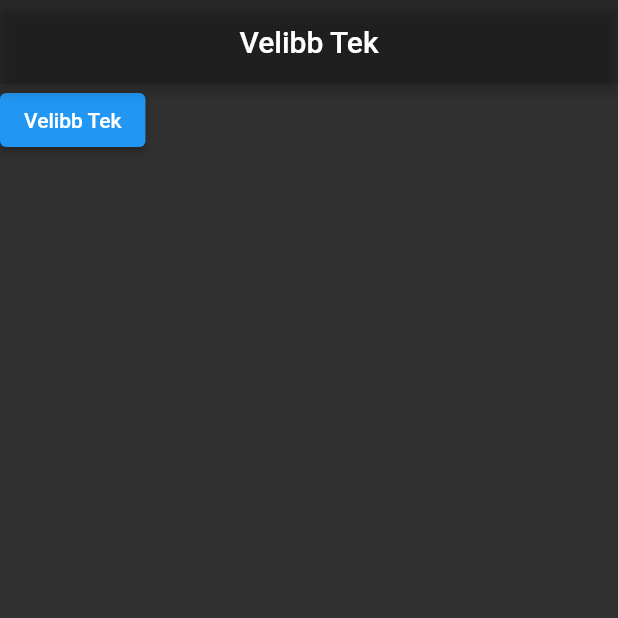
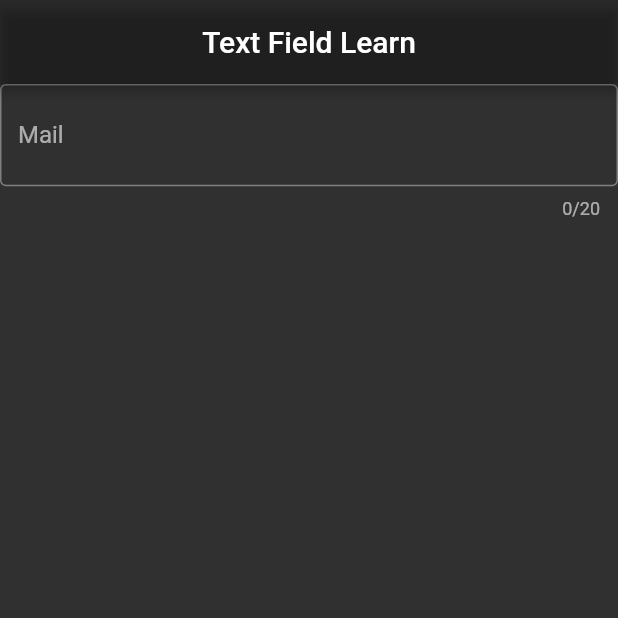
Before and after one commit to onalanrecep/zero_to_hero_flutter, a Flutter app: the screen it shows after launch, on a phone screen of 412 x 824 dp, the top half of it. Run offline on Flutter 3.47's test engine with Material 2 defaults, Android fonts, the phone set to English and light mode, and no system bars.

Commit message:
TextFieldStarted

```diff
--- /dev/null
+++ b/lib/101/text_field_learn.dart
@@ -0,0 +1,26 @@
+import 'package:flutter/material.dart';
+
+class TextFieldLearn extends StatefulWidget {
+  const TextFieldLearn({super.key});
+
+  @override
+  State<TextFieldLearn> createState() => _TextFieldLearnState();
+}
+
+class _TextFieldLearnState extends State<TextFieldLearn> {
+  @override
+  Widget build(BuildContext context) {
+    return Scaffold(
+      appBar: AppBar(
+        title: const Text('Text Field Learn'),
+      ),
+      body: const TextField(
+        decoration: InputDecoration(
+            prefix: Icon(Icons.mail),
+            border: OutlineInputBorder(),
+            labelText: 'Mail'),
+        maxLength: 20,
+      ),
+    );
+  }
+}
--- a/lib/main.dart
+++ b/lib/main.dart
@@ -1,6 +1,7 @@
 import 'package:flutter/material.dart';
 import 'package:flutter/services.dart';
 import 'package:zero_to_hero_flutter/101/statefull_life_cycle_learn.dart';
+import 'package:zero_to_hero_flutter/101/text_field_learn.dart';
 //import 'package:zero_to_hero_flutter/101/column_row_learn.dart';
 //import 'package:zero_to_hero_flutter/101/stateful_learn.dart';
 
@@ -42,8 +43,6 @@ class MainApp extends StatelessWidget {
               systemOverlayStyle: SystemUiOverlayStyle.light,
             )),
         debugShowCheckedModeBanner: false,
-        home: const StatefullLifeCycleLearn(
-          message: "Velibb",
-        ));
+        home: const TextFieldLearn());
   }
 }
```
